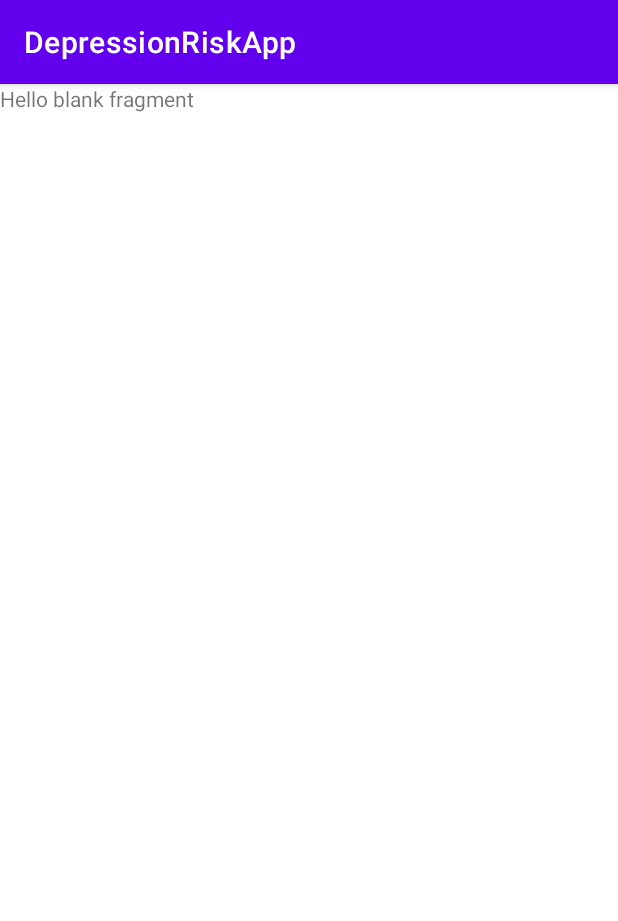
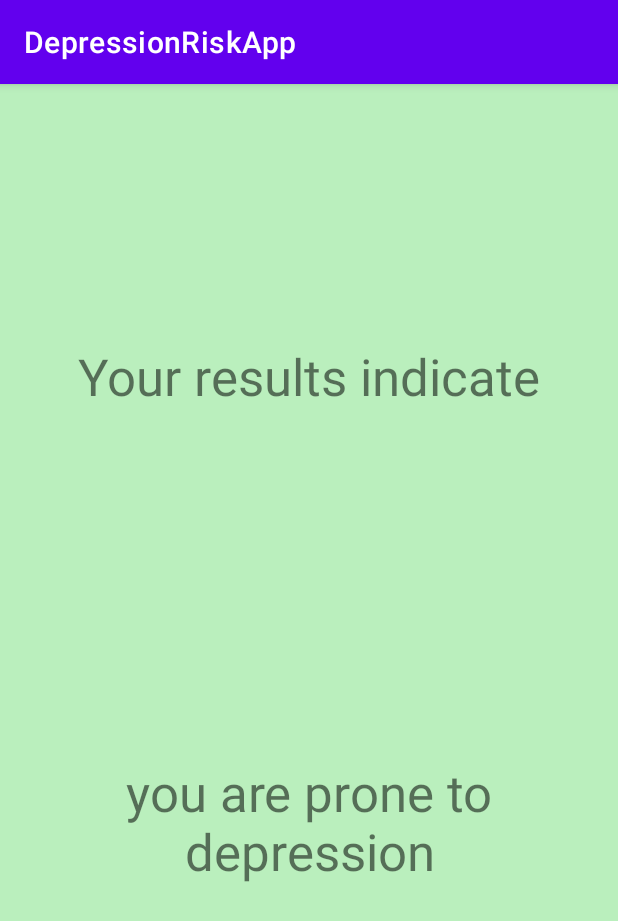
Before and after one commit to cindyfeldman/SalaryPredictorApp, an Android app: the fragment PredictionFragment shown on its own in the app's theme, on a phone screen of 412 x 824 dp. Shown: the top 921 px of the screen. Run offline under Robolectric (Android 15) with nearby library versions, the phone set to English and light mode, and no system bars; 2 statements that could not run were skipped.

Commit message:
completed input page and prediction

```diff
--- a/app/src/main/java/com/example/depressionriskapp/PredictionFragment.java
+++ b/app/src/main/java/com/example/depressionriskapp/PredictionFragment.java
@@ -1,64 +1,79 @@
 package com.example.depressionriskapp;
 
 import android.os.Bundle;
-
-import androidx.fragment.app.Fragment;
-
+import android.os.StrictMode;
 import android.view.LayoutInflater;
 import android.view.View;
 import android.view.ViewGroup;
+import android.widget.AdapterView;
+import android.widget.ArrayAdapter;
+import android.widget.Button;
+import android.widget.EditText;
+import android.widget.RadioButton;
+import android.widget.RadioGroup;
+import android.widget.Spinner;
+import android.widget.TextView;
 
-/**
- * A simple {@link Fragment} subclass.
- * Use the {@link PredictionFragment#newInstance} factory method to
- * create an instance of this fragment.
- */
+import androidx.annotation.NonNull;
+import androidx.fragment.app.Fragment;
+import androidx.navigation.fragment.NavHostFragment;
+
+import com.example.depressionriskapp.databinding.FragmentPredictionPageFragmentBinding;
+import com.example.depressionriskapp.databinding.UserInputFragmentBinding;
+
+import java.io.IOException;
+import java.util.ArrayList;
+import java.util.HashSet;
+import java.util.List;
+import java.util.Scanner;
+import java.util.Set;
+
+import okhttp3.MediaType;
+import okhttp3.OkHttpClient;
+import okhttp3.Request;
+import okhttp3.RequestBody;
+import okhttp3.Response;
+
 public class PredictionFragment extends Fragment {
 
-    // TODO: Rename parameter arguments, choose names that match
-    // the fragment initialization parameters, e.g. ARG_ITEM_NUMBER
-    private static final String ARG_PARAM1 = "param1";
-    private static final String ARG_PARAM2 = "param2";
+    private FragmentPredictionPageFragmentBinding binding;
+   private TextView y_no_text ;
+    String predictionText = "";
+    private TextView prone_textview;
+    @Override
+    public View onCreateView(
+            LayoutInflater inflater, ViewGroup container,
+            Bundle savedInstanceState
+    ) {
 
-    // TODO: Rename and change types of parameters
-    private String mParam1;
-    private String mParam2;
+        binding = FragmentPredictionPageFragmentBinding.inflate(inflater, container, false);
 
-    public PredictionFragment() {
-        // Required empty public constructor
+        return binding.getRoot();
+
     }
 
-    /**
-     * Use this factory method to create a new instance of
-     * this fragment using the provided parameters.
-     *
-     * @param param1 Parameter 1.
-     * @param param2 Parameter 2.
-     * @return A new instance of fragment prediction_page_fragment.
-     */
-    // TODO: Rename and change types and number of parameters
-    public static PredictionFragment newInstance(String param1, String param2) {
-        PredictionFragment fragment = new PredictionFragment();
-        Bundle args = new Bundle();
-        args.putString(ARG_PARAM1, param1);
-        args.putString(ARG_PARAM2, param2);
-        fragment.setArguments(args);
-        return fragment;
+    public void onViewCreated(@NonNull View view, Bundle savedInstanceState) {
+        super.onViewCreated(view, savedInstanceState);
+        y_no_text = view.findViewById(R.id.YesOrNo);
+        prone_textview = view.findViewById(R.id.Depression);
+        Bundle args = getArguments();
+            String text = args.getString("prediction");
+            System.out.println("text: "+ text);
+            y_no_text.setText(text);
+            if(text.equals("NO")){
+                prone_textview.setText("you are not prone to depression");
+            }
+            else{
+                prone_textview.setText("you are prone to depression");
+            }
+
+
     }
 
     @Override
-    public void onCreate(Bundle savedInstanceState) {
-        super.onCreate(savedInstanceState);
-        if (getArguments() != null) {
-            mParam1 = getArguments().getString(ARG_PARAM1);
-            mParam2 = getArguments().getString(ARG_PARAM2);
-        }
+    public void onDestroyView() {
+        super.onDestroyView();
+        binding = null;
     }
 
-    @Override
-    public View onCreateView(LayoutInflater inflater, ViewGroup container,
-                             Bundle savedInstanceState) {
-        // Inflate the layout for this fragment
-        return inflater.inflate(R.layout.fragment_prediction_page_fragment, container, false);
-    }
 }
--- a/app/src/main/res/layout/fragment_prediction_page_fragment.xml
+++ b/app/src/main/res/layout/fragment_prediction_page_fragment.xml
@@ -1,14 +1,48 @@
 <?xml version="1.0" encoding="utf-8"?>
-<FrameLayout xmlns:android="http://schemas.android.com/apk/res/android"
+<androidx.constraintlayout.widget.ConstraintLayout xmlns:android="http://schemas.android.com/apk/res/android"
+    xmlns:app="http://schemas.android.com/apk/res-auto"
     xmlns:tools="http://schemas.android.com/tools"
     android:layout_width="match_parent"
     android:layout_height="match_parent"
+    android:background="#BAEFBD"
     tools:context=".PredictionFragment">
 
     <!-- TODO: Update blank fragment layout -->
+
     <TextView
-        android:layout_width="match_parent"
-        android:layout_height="match_parent"
-        android:text="@string/hello_blank_fragment" />
+        android:id="@+id/Results"
+        android:layout_width="wrap_content"
+        android:layout_height="wrap_content"
+        android:text="@string/Results"
+        android:textSize="34sp"
+        app:layout_constraintBottom_toTopOf="@+id/YesOrNo"
+        app:layout_constraintEnd_toEndOf="parent"
+        app:layout_constraintStart_toStartOf="parent"
+        app:layout_constraintTop_toTopOf="parent"
+        app:layout_constraintVertical_bias="0.771" />
 
-</FrameLayout>
+    <TextView
+        android:id="@+id/YesOrNo"
+        android:layout_width="wrap_content"
+        android:layout_height="wrap_content"
+        android:text="@string/YesOrNo"
+        android:textSize="96sp"
+        app:layout_constraintBottom_toBottomOf="parent"
+        app:layout_constraintEnd_toEndOf="parent"
+        app:layout_constraintStart_toStartOf="parent"
+        app:layout_constraintTop_toTopOf="parent"
+        app:layout_constraintVertical_bias="0.419" />
+
+    <TextView
+        android:id="@+id/Depression"
+        android:layout_width="wrap_content"
+        android:layout_height="wrap_content"
+        android:text="@string/Depression"
+        android:textAlignment="center"
+        android:textSize="34sp"
+        app:layout_constraintBottom_toBottomOf="parent"
+        app:layout_constraintStart_toStartOf="parent"
+        app:layout_constraintTop_toBottomOf="@+id/YesOrNo"
+        app:layout_constraintVertical_bias="0.184" />
+
+</androidx.constraintlayout.widget.ConstraintLayout>
--- a/app/src/main/res/values/strings.xml
+++ b/app/src/main/res/values/strings.xml
@@ -6,7 +6,9 @@
     <string name="second_fragment_label">Second Fragment</string>
     <string name="next">Next</string>
     <string name="previous">Previous</string>
-
+    <string name="Results">Your results indicate</string>
+    <string name="YesOrNo">Yes</string>
+    <string name="Depression">you are prone to depression</string>
     <string-array name="year_array">
         <item>Year 1</item>
         <item>Year 2</item>
@@ -15,6 +17,8 @@
     </string-array>
     <string name="hello_first_fragment">Hello first fragment</string>
     <string name="hello_second_fragment">Hello second fragment. Arg: %1$s</string>
+    <string name="hello_third_fragment">Hello third fragment</string>
+
     <!-- TODO: Remove or change this placeholder text -->
     <string name="hello_blank_fragment">Hello blank fragment</string>
 </resources>
```
Also changed, not shown: app/src/main/java/com/example/depressionriskapp/UserInputFragment.java (+26 -2 lines), app/src/main/res/navigation/nav_graph.xml (+11 -3 lines).
